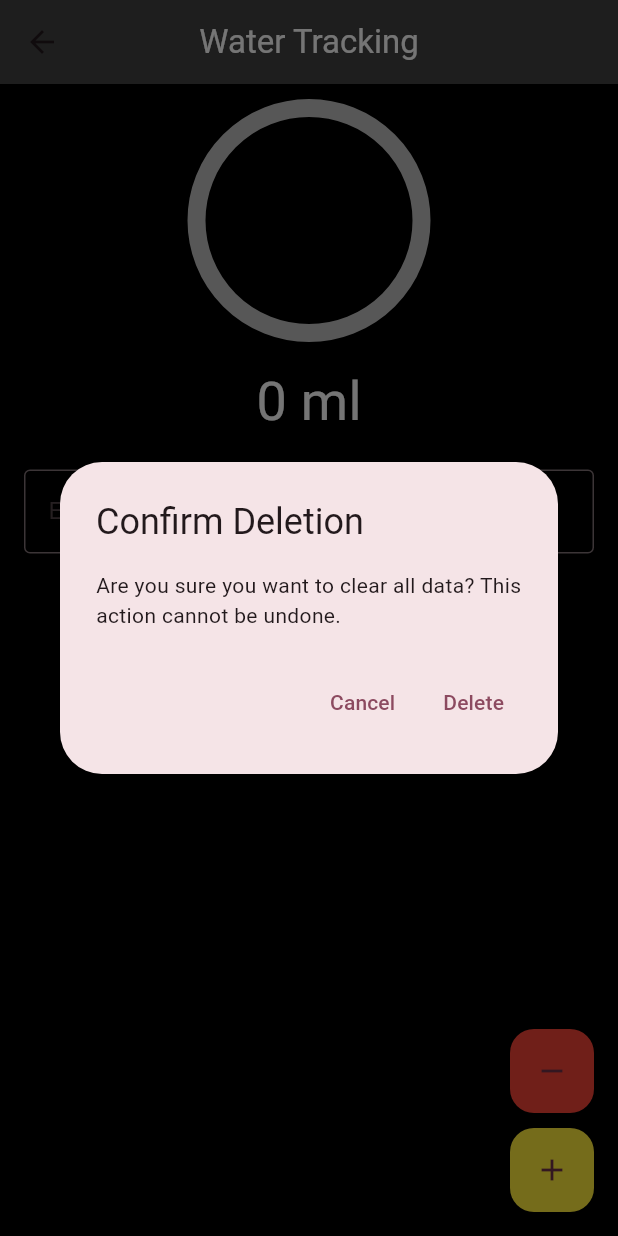
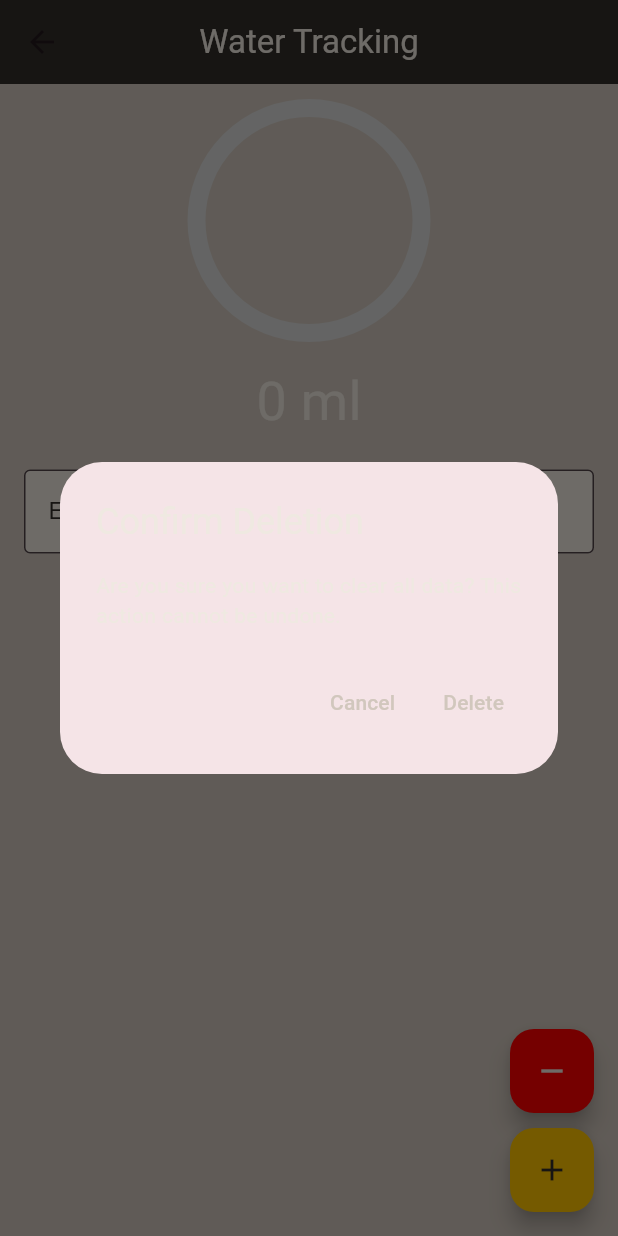
Before and after one commit to RafaelMarian/Project-GymApp_Flutter, a Flutter app: the WaterTrackingPage screen opened directly, after a tap on the "remove" icon, on a phone screen of 412 x 824 dp. Run offline on Flutter 3.47's test engine with Material 3 defaults, Android fonts, the phone set to English and light mode, and no system bars; our stand-ins replace cloud_firestore, firebase_auth, firebase_core, shared_preferences; accounts and stored records are empty.

Commit message:
color update on wather and steps

```diff
--- a/lib/water_tracking_page.dart
+++ b/lib/water_tracking_page.dart
@@ -95,17 +95,17 @@ class _WaterTrackingPageState extends State<WaterTrackingPage> {
       context: context,
       builder: (BuildContext context) {
         return AlertDialog(
-          title: Text("Confirm Deletion"),
-          content: Text("Are you sure you want to clear all data? This action cannot be undone."),
+          title: Text("Confirm Deletion", style: TextStyle(color: Color(0xFFEFE9E1))), // Text color
+          content: Text("Are you sure you want to clear all data? This action cannot be undone.", style: TextStyle(color: Color(0xFFEFE9E1))), // Text color
           actions: [
             TextButton(
-              child: Text("Cancel"),
+              child: Text("Cancel", style: TextStyle(color: Color(0xFFD1C7BD))), // Button text color
               onPressed: () {
                 Navigator.of(context).pop(false);
               },
             ),
             TextButton(
-              child: Text("Delete"),
+              child: Text("Delete", style: TextStyle(color: Color(0xFFD1C7BD))), // Button text color
               onPressed: () {
                 Navigator.of(context).pop(true);
               },
@@ -122,14 +122,13 @@ class _WaterTrackingPageState extends State<WaterTrackingPage> {
       appBar: AppBar(
         title: const Text(
           'Water Tracking',
-          style: TextStyle(color: Colors.white), // Set text color to white
+          style: TextStyle(color: Color(0xFFEFE9E1)), // Primary text color
         ),
-        backgroundColor: Colors.grey[800],
+        backgroundColor: const Color(0xFF322D29), // Dark teal
         centerTitle: true, // Center the title
       ),
-      body: Container(
-        color: Colors.black, // Set background color to black
-        child: Padding(
+      backgroundColor: const Color(0xFFD1C7BD), // Lighter beige
+      body: Padding(
         padding: const EdgeInsets.all(16.0),
         child: Column(
           crossAxisAlignment: CrossAxisAlignment.center,
@@ -137,21 +136,26 @@ class _WaterTrackingPageState extends State<WaterTrackingPage> {
             CustomCircularProgress(
               progress: _progress.clamp(0.0, 1.0),
               size: 150, // Same size as steps counter
-                backgroundColor: Colors.grey[400]!,
-                progressColor: Colors.yellow,
+              backgroundColor: Color(0xFFD9D9D9), // Light grey
+              progressColor: Color(0xFFFFEB3B), // Yellow
             ),
             const SizedBox(height: 20),
             Text(
               '$_currentIntake ml',
-                style: const TextStyle(fontSize: 36, color: Colors.white), // Increased font size
+              style: const TextStyle(fontSize: 36, color: Color(0xFFEFE9E1)), // Primary text color
             ),
             const SizedBox(height: 20),
             TextField(
               controller: _waterController,
               keyboardType: TextInputType.number,
-                decoration: const InputDecoration(
-                  border: OutlineInputBorder(),
+              decoration: InputDecoration(
+                border: OutlineInputBorder(
+                  borderSide: BorderSide(color: Color(0xFFD9D9D9)), // Light grey border
+                ),
+                filled: true,
+                fillColor: Color(0xFFEFE9E1), // Text field background
                 labelText: 'Enter Water Intake (ml)',
+                labelStyle: TextStyle(color: Color(0xFF322D29)), // Dark teal label text
               ),
             ),
             const SizedBox(height: 20),
@@ -160,7 +164,7 @@ class _WaterTrackingPageState extends State<WaterTrackingPage> {
               items: [1000, 2000, 3000, 4000, 5000].map((int value) {
                 return DropdownMenuItem<int>(
                   value: value,
-                    child: Text('$value ml'),
+                  child: Text('$value ml', style: TextStyle(color: Color(0xFF322D29))), // Dark teal text color
                 );
               }).toList(),
               onChanged: (newValue) {
@@ -168,12 +172,12 @@ class _WaterTrackingPageState extends State<WaterTrackingPage> {
                   _goal = newValue ?? _goal;
                 });
               },
-                hint: const Text('Select your goal'),
+              hint: Text('Select your goal', style: TextStyle(color: Color(0xFF322D29))), // Dark teal hint text
             ),
             const SizedBox(height: 20),
             Text(
               'Goal Progress: ${(_progress * 100).toStringAsFixed(1)}%',
-                style: const TextStyle(fontSize: 18, color: Colors.white),
+              style: const TextStyle(fontSize: 18, color: Color(0xFFEFE9E1)), // Primary text color
             ),
             const SizedBox(height: 20),
             Expanded(
@@ -186,13 +190,13 @@ class _WaterTrackingPageState extends State<WaterTrackingPage> {
                     child: ListTile(
                       title: Text(
                         'Date: ${entry['date']}',
-                          style: const TextStyle(color: Colors.white),
+                        style: const TextStyle(color: Color(0xFFEFE9E1)), // Primary text color
                       ),
                       subtitle: Text(
                         'Intake: ${entry['intake']} ml',
-                          style: const TextStyle(color: Colors.white),
+                        style: const TextStyle(color: Color(0xFFEFE9E1)), // Primary text color
                       ),
-                        tileColor: Colors.grey[800],
+                      tileColor: Color(0xFF322D29), // Dark teal
                       contentPadding: EdgeInsets.symmetric(vertical: 10, horizontal: 15),
                     ),
                   );
@@ -202,20 +206,19 @@ class _WaterTrackingPageState extends State<WaterTrackingPage> {
           ],
         ),
       ),
-      ),
       floatingActionButton: Column(
         mainAxisAlignment: MainAxisAlignment.end,
         children: [
           FloatingActionButton(
             onPressed: _clearData,
-            child: const Icon(Icons.remove),
-            backgroundColor: Colors.red,
+            child: const Icon(Icons.remove, color: Color(0xFFEFE9E1)), // Primary text color
+            backgroundColor: const Color.fromARGB(255, 255, 0, 0), // Yellow
           ),
           const SizedBox(height: 10),
           FloatingActionButton(
             onPressed: _updateWaterIntake,
-            child: const Icon(Icons.add),
-            backgroundColor: Colors.yellow,
+            child: const Icon(Icons.add, color: Color(0xFF322D29)), // Dark teal
+            backgroundColor: const Color(0xFFFFC400), // Lighter beige
           ),
         ],
       ),
```
Also changed, not shown: lib/sleep_input_page.dart (+25 -22 lines), lib/steps_counter.dart (+20 -19 lines). Lines whose indentation alone changed are shown as unchanged.
